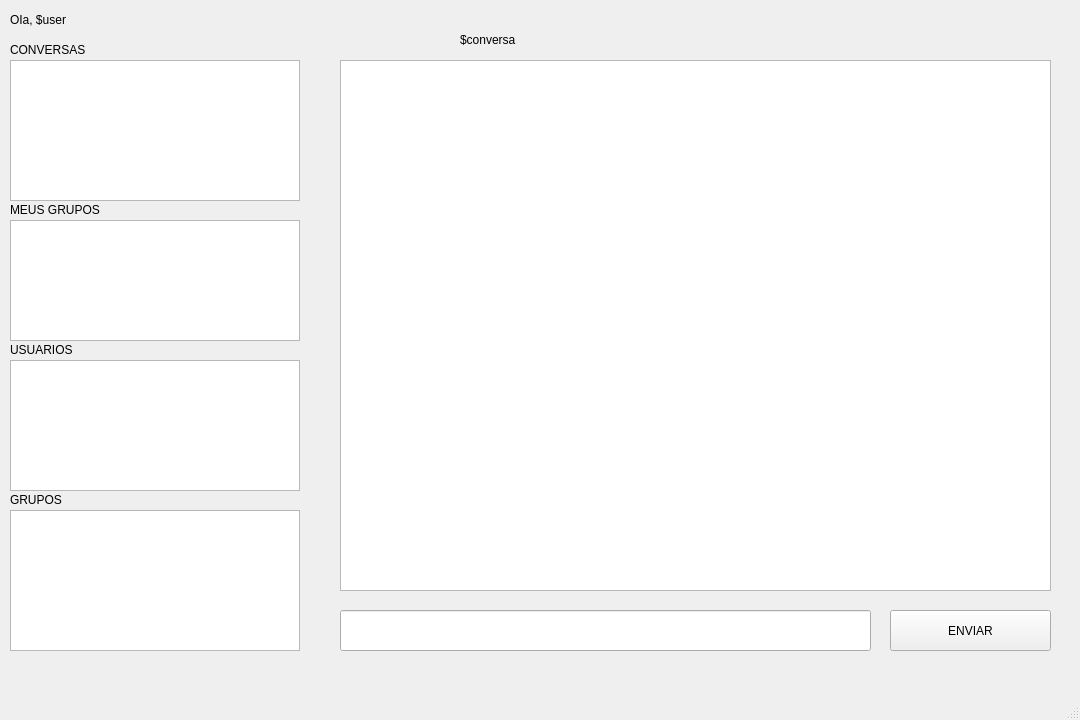
Old version of the form client/main.ui in the repository mosaviczki/RMI-Chat-Python.
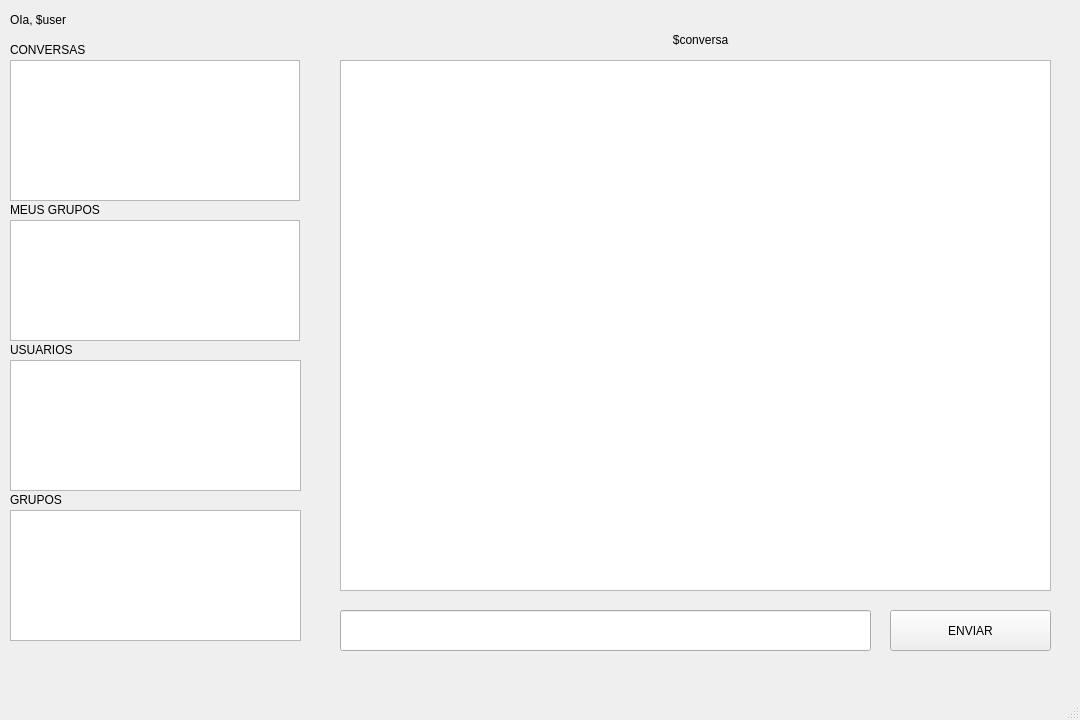
New version of the form.

Patch:
```diff
--- a/client/main.ui
+++ b/client/main.ui
@@ -99,26 +99,6 @@
      </rect>
     </property>
    </widget>
-   <widget class="QListWidget" name="listWidget_3">
-    <property name="geometry">
-     <rect>
-      <x>10</x>
-      <y>360</y>
-      <width>290</width>
-      <height>131</height>
-     </rect>
-    </property>
-   </widget>
-   <widget class="QListWidget" name="listWidget_4">
-    <property name="geometry">
-     <rect>
-      <x>10</x>
-      <y>510</y>
-      <width>290</width>
-      <height>141</height>
-     </rect>
-    </property>
-   </widget>
    <widget class="QListWidget" name="listWidget_5">
     <property name="geometry">
      <rect>
@@ -155,14 +135,37 @@
    <widget class="QLabel" name="label_6">
     <property name="geometry">
      <rect>
-      <x>460</x>
+      <x>350</x>
       <y>30</y>
-      <width>401</width>
+      <width>701</width>
       <height>20</height>
      </rect>
     </property>
     <property name="text">
      <string>$conversa</string>
+    </property>
+    <property name="alignment">
+     <set>Qt::AlignCenter</set>
+    </property>
+   </widget>
+   <widget class="QListWidget" name="listWidget_3">
+    <property name="geometry">
+     <rect>
+      <x>10</x>
+      <y>360</y>
+      <width>291</width>
+      <height>131</height>
+     </rect>
+    </property>
+   </widget>
+   <widget class="QListWidget" name="listWidget_4">
+    <property name="geometry">
+     <rect>
+      <x>10</x>
+      <y>510</y>
+      <width>291</width>
+      <height>131</height>
+     </rect>
     </property>
    </widget>
   </widget>
```
Left out of the diff: 2 changed lines with no effect on the pictures.
